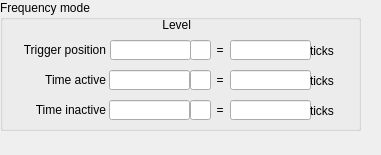
This is evrMrmApp/opi/EVR/G_EVR_out_cml-mode-freq.ui in paulscherrerinstitute/mrfioc2 as Qt 5 draws it before an edit. The edited form follows.
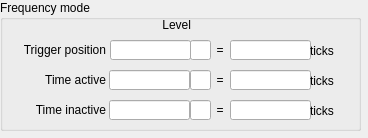
This is the edited form. Custom widgets are drawn as their Qt base class.

What changed in the file:
```diff
--- a/evrMrmApp/opi/EVR/G_EVR_out_cml-mode-freq.ui
+++ b/evrMrmApp/opi/EVR/G_EVR_out_cml-mode-freq.ui
@@ -5,8 +5,8 @@
    <rect>
     <x>0</x>
     <y>0</y>
-    <width>381</width>
-    <height>155</height>
+    <width>368</width>
+    <height>138</height>
    </rect>
   </property>
   <property name="windowTitle">
```
Left out of the diff: 40 changed lines with no effect on the pictures. Lines whose indentation alone changed are shown as unchanged.
